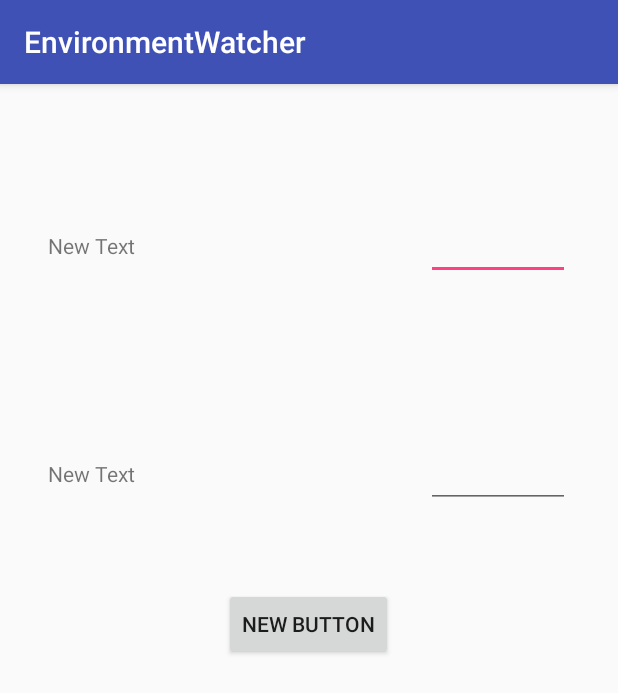
After one commit to jraats/EnvironmentWatcher, an Android app: the SettingsActivity screen opened directly, with no data from a screen before it, on a phone screen of 412 x 824 dp. The commit adds this screen. Shown: the top 693 px of the screen. Run offline under Robolectric (Android 15) with nearby library versions, the phone set to English and light mode, and no system bars; network calls fail.

Commit message:
Made changes to the Graph... It still seems to crash
Started on making a settings screen

```diff
--- a/EnviornmentWatcher/app/src/main/AndroidManifest.xml
+++ b/EnviornmentWatcher/app/src/main/AndroidManifest.xml
@@ -34,6 +34,8 @@
         </activity>
         <activity android:name=".GraphActivity" >
         </activity>
+        <activity android:name=".SettingsActivity" >
+        </activity>
     </application>
 
 </manifest>
--- a/EnviornmentWatcher/app/src/main/java/com/avans/enviornmentwatcher/JSONCommunicator.java
+++ b/EnviornmentWatcher/app/src/main/java/com/avans/enviornmentwatcher/JSONCommunicator.java
@@ -29,7 +29,8 @@ public class JSONCommunicator {
     /*
     private String MyPREFERENCES = "myPrefs";
     private SharedPreferences sharedpreferences;*/
-    private String url = "http://85.144.219.90:1337/api/";
+    //private String url = "http://85.144.219.90:1337/api/";
+    private String url = "http://192.168.1.114:8080/api/";
 
 
     private JSONCommunicator(Context context) {
--- /dev/null
+++ b/EnviornmentWatcher/app/src/main/java/com/avans/enviornmentwatcher/SettingsActivity.java
@@ -0,0 +1,13 @@
+package com.avans.enviornmentwatcher;
+
+import android.support.v7.app.AppCompatActivity;
+import android.os.Bundle;
+
+public class SettingsActivity extends AppCompatActivity {
+
+    @Override
+    protected void onCreate(Bundle savedInstanceState) {
+        super.onCreate(savedInstanceState);
+        setContentView(R.layout.activity_settings);
+    }
+}
--- a/EnviornmentWatcher/app/src/main/res/layout/activity_product_overview.xml
+++ b/EnviornmentWatcher/app/src/main/res/layout/activity_product_overview.xml
@@ -18,10 +18,10 @@
         <ImageButton
             android:layout_width="wrap_content"
             android:layout_height="wrap_content"
-            android:id="@+id/imageButton_Back"
+            android:id="@+id/imageButton_Settings"
             android:layout_alignParentTop="true"
-            android:layout_alignParentLeft="true"
-            android:layout_alignParentStart="true" />
+            android:layout_alignParentRight="true"
+            android:layout_alignParentEnd="true" />
 
         <TextView
             android:id="@+id/text_Huidig_Product"
--- /dev/null
+++ b/EnviornmentWatcher/app/src/main/res/layout/activity_settings.xml
@@ -0,0 +1,88 @@
+<?xml version="1.0" encoding="utf-8"?>
+<LinearLayout xmlns:android="http://schemas.android.com/apk/res/android"
+    xmlns:tools="http://schemas.android.com/tools" android:layout_width="match_parent"
+    android:layout_height="match_parent" android:paddingLeft="@dimen/activity_horizontal_margin"
+    android:paddingRight="@dimen/activity_horizontal_margin"
+    android:paddingTop="@dimen/activity_vertical_margin"
+    android:paddingBottom="@dimen/activity_vertical_margin"
+    tools:context="com.avans.enviornmentwatcher.SettingsActivity"
+    android:orientation="vertical">
+
+    <LinearLayout
+        android:orientation="vertical"
+        android:layout_width="match_parent"
+        android:layout_height="0dp"
+        android:layout_weight="1"
+        android:layout_gravity="center_horizontal">
+
+        <RelativeLayout
+            android:orientation="horizontal"
+            android:layout_width="match_parent"
+            android:layout_height="0dp"
+            android:layout_weight="1">
+
+            <TextView
+                android:layout_width="wrap_content"
+                android:layout_height="wrap_content"
+                android:text="New Text"
+                android:id="@+id/textView2"
+                android:layout_centerVertical="true"
+                android:layout_alignParentLeft="true"
+                android:layout_alignParentStart="true" />
+
+            <EditText
+                android:layout_width="96dp"
+                android:layout_height="wrap_content"
+                android:inputType="number"
+                android:ems="10"
+                android:id="@+id/editText"
+                android:layout_centerVertical="true"
+                android:layout_alignParentRight="true"
+                android:layout_alignParentEnd="true" />
+        </RelativeLayout>
+
+        <RelativeLayout
+            android:orientation="horizontal"
+            android:layout_width="match_parent"
+            android:layout_height="0dp"
+            android:layout_weight="1">
+
+            <TextView
+                android:layout_width="wrap_content"
+                android:layout_height="wrap_content"
+                android:text="New Text"
+                android:id="@+id/textView3"
+                android:layout_centerVertical="true"
+                android:layout_alignParentLeft="true"
+                android:layout_alignParentStart="true" />
+
+            <EditText
+                android:layout_width="96dp"
+                android:layout_height="wrap_content"
+                android:inputType="number"
+                android:ems="10"
+                android:id="@+id/editText"
+                android:layout_centerVertical="true"
+                android:layout_alignParentRight="true"
+                android:layout_alignParentEnd="true" />
+
+        </RelativeLayout>
+
+        <Button
+            android:layout_width="wrap_content"
+            android:layout_height="wrap_content"
+            android:text="New Button"
+            android:id="@+id/button"
+            android:layout_gravity="center_horizontal" />
+
+    </LinearLayout>
+
+    <LinearLayout
+        android:orientation="vertical"
+        android:layout_width="match_parent"
+        android:layout_height="0dp"
+        android:layout_weight="1"
+        android:layout_gravity="center_horizontal">
+
+    </LinearLayout>
+</LinearLayout>
```
Also changed, not shown: EnviornmentWatcher/app/src/main/java/com/avans/enviornmentwatcher/GraphActivity.java (+42 -18 lines), EnviornmentWatcher/app/src/main/java/com/avans/enviornmentwatcher/ProductOverviewActivity.java (+6 -8 lines), EnviornmentWatcher/app/src/main/res/layout/activity_graph.xml (+6 -1 lines).
